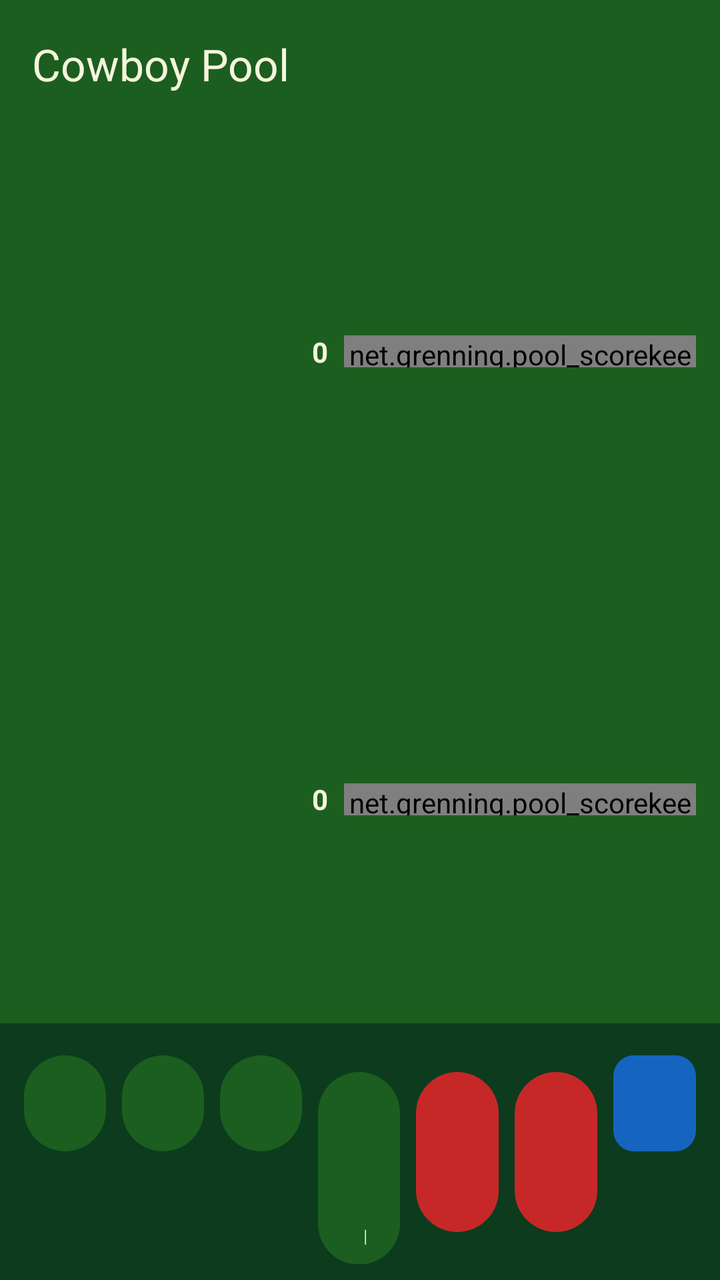
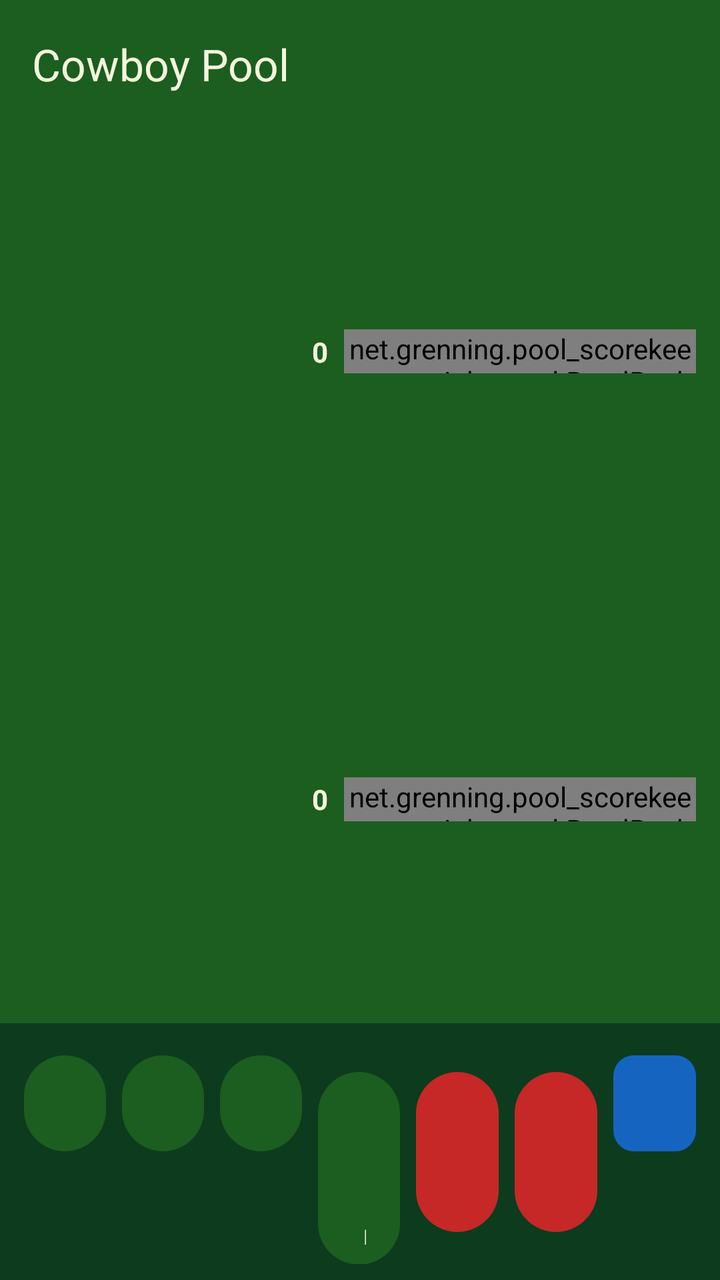

An Android layout rendered at two revisions. The XML below is the earlier revision; the diff shows what the commit changed to produce the second picture.
<!-- AndroidManifest.xml: application theme Theme.PoolScorekeeper -->
<!-- res/layout/activity_cowboy_score.xml -->
<?xml version="1.0" encoding="utf-8"?>
<LinearLayout xmlns:android="http://schemas.android.com/apk/res/android"
    xmlns:app="http://schemas.android.com/apk/res-auto"
    android:id="@+id/cowboyRoot"
    android:layout_width="match_parent"
    android:layout_height="match_parent"
    android:background="@color/felt_dark"
    android:orientation="vertical">

    <com.google.android.material.appbar.MaterialToolbar
        android:id="@+id/cowboyToolbar"
        android:layout_width="match_parent"
        android:layout_height="wrap_content"
        android:background="@color/felt_green"
        android:minHeight="?attr/actionBarSize"
        app:title="@string/title_activity_cowboy_pool_start"
        app:titleTextColor="@color/ivory">

        <TextView
            android:id="@+id/cowboyPhase"
            android:layout_width="wrap_content"
            android:layout_height="wrap_content"
            android:layout_gravity="end"
            android:paddingEnd="8dp"
            android:textAppearance="@style/TextAppearance.Material3.TitleMedium"
            android:textColor="@color/ivory" />
    </com.google.android.material.appbar.MaterialToolbar>

    <LinearLayout
        android:id="@+id/player1Row"
        android:layout_width="match_parent"
        android:layout_height="0dp"
        android:layout_weight="1"
        android:background="@color/felt_green"
        android:gravity="center_vertical"
        android:orientation="horizontal"
        android:paddingStart="12dp"
        android:paddingEnd="12dp">

        <TextView
            android:id="@+id/player1Name"
            android:layout_width="96dp"
            android:layout_height="wrap_content"
            android:ellipsize="end"
            android:maxLines="1"
            android:textColor="@color/ivory"
            android:textStyle="bold" />

        <TextView
            android:id="@+id/player1Score"
            android:layout_width="64dp"
            android:layout_height="wrap_content"
            android:gravity="end"
            android:paddingEnd="8dp"
            android:text="0"
            android:textColor="@color/ivory"
            android:textStyle="bold" />

        <net.grenning.pool_scorekeeper.straight_pool.BeadRackView
            android:id="@+id/player1Beads"
            android:layout_width="0dp"
            android:layout_height="16dp"
            android:layout_weight="1" />
    </LinearLayout>

    <LinearLayout
        android:id="@+id/player2Row"
        android:layout_width="match_parent"
        android:layout_height="0dp"
        android:layout_weight="1"
        android:background="@color/felt_green"
        android:gravity="center_vertical"
        android:orientation="horizontal"
        android:paddingStart="12dp"
        android:paddingEnd="12dp">

        <TextView
            android:id="@+id/player2Name"
            android:layout_width="96dp"
            android:layout_height="wrap_content"
            android:ellipsize="end"
            android:maxLines="1"
            android:textColor="@color/ivory"
            android:textStyle="bold" />

        <TextView
            android:id="@+id/player2Score"
            android:layout_width="64dp"
            android:layout_height="wrap_content"
            android:gravity="end"
            android:paddingEnd="8dp"
            android:text="0"
            android:textColor="@color/ivory"
            android:textStyle="bold" />

        <net.grenning.pool_scorekeeper.straight_pool.BeadRackView
            android:id="@+id/player2Beads"
            android:layout_width="0dp"
            android:layout_height="16dp"
            android:layout_weight="1" />
    </LinearLayout>

    <LinearLayout
        android:id="@+id/player3Row"
        android:layout_width="match_parent"
        android:layout_height="0dp"
        android:layout_weight="1"
        android:background="@color/felt_green"
        android:gravity="center_vertical"
        android:orientation="horizontal"
        android:paddingStart="12dp"
        android:paddingEnd="12dp"
        android:visibility="gone">

        <TextView
            android:id="@+id/player3Name"
            android:layout_width="96dp"
            android:layout_height="wrap_content"
            android:ellipsize="end"
            android:maxLines="1"
            android:textColor="@color/ivory"
            android:textStyle="bold" />

        <TextView
            android:id="@+id/player3Score"
            android:layout_width="64dp"
            android:layout_height="wrap_content"
            android:gravity="end"
            android:paddingEnd="8dp"
            android:text="0"
            android:textColor="@color/ivory"
            android:textStyle="bold" />

        <net.grenning.pool_scorekeeper.straight_pool.BeadRackView
            android:id="@+id/player3Beads"
            android:layout_width="0dp"
            android:layout_height="16dp"
            android:layout_weight="1" />
    </LinearLayout>

    <LinearLayout
        android:id="@+id/player4Row"
        android:layout_width="match_parent"
        android:layout_height="0dp"
        android:layout_weight="1"
        android:background="@color/felt_green"
        android:gravity="center_vertical"
        android:orientation="horizontal"
        android:paddingStart="12dp"
        android:paddingEnd="12dp"
        android:visibility="gone">

        <TextView
            android:id="@+id/player4Name"
            android:layout_width="96dp"
            android:layout_height="wrap_content"
            android:ellipsize="end"
            android:maxLines="1"
            android:textColor="@color/ivory"
            android:textStyle="bold" />

        <TextView
            android:id="@+id/player4Score"
            android:layout_width="64dp"
            android:layout_height="wrap_content"
            android:gravity="end"
            android:paddingEnd="8dp"
            android:text="0"
            android:textColor="@color/ivory"
            android:textStyle="bold" />

        <net.grenning.pool_scorekeeper.straight_pool.BeadRackView
            android:id="@+id/player4Beads"
            android:layout_width="0dp"
            android:layout_height="16dp"
            android:layout_weight="1" />
    </LinearLayout>

    <LinearLayout
        android:id="@+id/playingActions"
        android:layout_width="match_parent"
        android:layout_height="wrap_content"
        android:orientation="horizontal"
        android:padding="8dp">

        <com.google.android.material.button.MaterialButton
            android:id="@+id/ball1Button"
            style="@style/Widget.Pool.ActionButton"
            android:onClick="ball1Clicked"
            android:text="@string/cowboy_ball_1" />

        <com.google.android.material.button.MaterialButton
            android:id="@+id/ball3Button"
            style="@style/Widget.Pool.ActionButton"
            android:onClick="ball3Clicked"
            android:text="@string/cowboy_ball_3" />

        <com.google.android.material.button.MaterialButton
            android:id="@+id/ball5Button"
            style="@style/Widget.Pool.ActionButton"
            android:onClick="ball5Clicked"
            android:text="@string/cowboy_ball_5" />

        <com.google.android.material.button.MaterialButton
            android:id="@+id/caromButton"
            style="@style/Widget.Pool.ActionButton"
            android:contentDescription="@string/cowboy_carom_accessibility"
            android:onClick="caromClicked"
            android:text="@string/cowboy_carom" />

        <com.google.android.material.button.MaterialButton
            android:id="@+id/missButton"
            style="@style/Widget.Pool.DangerButton"
            android:onClick="missClicked"
            android:text="@string/missed_shot" />

        <com.google.android.material.button.MaterialButton
            android:id="@+id/foulButton"
            style="@style/Widget.Pool.DangerButton"
            android:onClick="foulClicked"
            android:text="@string/foul" />

        <LinearLayout
            android:layout_width="0dp"
            android:layout_height="wrap_content"
            android:layout_margin="4dp"
            android:layout_weight="1"
            android:minHeight="56dp"
            android:orientation="horizontal">

            <com.google.android.material.button.MaterialButton
                android:id="@+id/undoButton"
                style="@style/Widget.Pool.SplitButton.Left"
                android:layout_marginEnd="1dp"
                android:contentDescription="@string/undo"
                android:enabled="false"
                android:onClick="undoClicked"
                android:text="@string/undo_symbol" />

            <com.google.android.material.button.MaterialButton
                android:id="@+id/redoButton"
                style="@style/Widget.Pool.SplitButton.Right"
                android:contentDescription="@string/redo"
                android:enabled="false"
                android:onClick="redoClicked"
                android:text="@string/redo_symbol" />
        </LinearLayout>
    </LinearLayout>

    <LinearLayout
        android:id="@+id/gameOverActions"
        android:layout_width="match_parent"
        android:layout_height="wrap_content"
        android:orientation="horizontal"
        android:padding="8dp"
        android:visibility="gone">

        <com.google.android.material.button.MaterialButton
            android:id="@+id/newGameButton"
            style="@style/Widget.Pool.ActionButton"
            android:onClick="newGameClicked"
            android:text="@string/new_game" />

        <com.google.android.material.button.MaterialButton
            android:id="@+id/gameSummaryButton"
            style="@style/Widget.Pool.ActionButton"
            android:onClick="gameSummaryClicked"
            android:text="@string/game_summary" />

        <LinearLayout
            android:layout_width="0dp"
            android:layout_height="wrap_content"
            android:layout_margin="4dp"
            android:layout_weight="1"
            android:minHeight="56dp"
            android:orientation="horizontal">

            <com.google.android.material.button.MaterialButton
                android:id="@+id/undoOverButton"
                style="@style/Widget.Pool.SplitButton.Left"
                android:layout_marginEnd="1dp"
                android:contentDescription="@string/undo"
                android:onClick="undoClicked"
                android:text="@string/undo_symbol" />

            <com.google.android.material.button.MaterialButton
                android:id="@+id/redoOverButton"
                style="@style/Widget.Pool.SplitButton.Right"
                android:contentDescription="@string/redo"
                android:onClick="redoClicked"
                android:text="@string/redo_symbol" />
        </LinearLayout>
    </LinearLayout>
</LinearLayout>
<!-- resources referenced by this layout -->
<resources>
  <color name="felt_dark">#0D3B1E</color>
  <color name="felt_green">#1B5E20</color>
  <color name="ivory">#F5F5DC</color>
  <string name="cowboy_ball_1">1</string>
  <string name="cowboy_ball_3">3</string>
  <string name="cowboy_ball_5">5</string>
  <string name="cowboy_carom">Carom</string>
  <string name="cowboy_carom_accessibility">Carom. Long-press for a three-ball carom worth two points</string>
  <string name="foul">Foul</string>
  <string name="game_summary">Game Summary</string>
  <string name="missed_shot">Miss</string>
  <string name="new_game">New Game</string>
  <string name="redo">Redo</string>
  <string name="redo_symbol">&gt;</string>
  <string name="title_activity_cowboy_pool_start">Cowboy Pool</string>
  <string name="undo">Undo</string>
  <string name="undo_symbol">&lt;</string>
  <style name="Widget.Pool.ActionButton" parent="Widget.Material3.Button">
          <item name="android:layout_width">0dp</item>
          <item name="android:layout_height">wrap_content</item>
          <item name="android:layout_weight">1</item>
          <item name="android:minHeight">56dp</item>
          <item name="android:layout_margin">4dp</item>
          <item name="android:textAllCaps">false</item>
      </style>
  <style name="Widget.Pool.DangerButton" parent="Widget.Pool.ActionButton">
          <item name="backgroundTint">@color/miss_button</item>
          <item name="android:textColor">@color/ivory</item>
      </style>
  <style name="Widget.Pool.SplitButton.Left">
          <item name="shapeAppearanceOverlay">@style/ShapeAppearance.Pool.SplitLeft</item>
      </style>
  <style name="Widget.Pool.SplitButton.Right">
          <item name="shapeAppearanceOverlay">@style/ShapeAppearance.Pool.SplitRight</item>
      </style>
  <style name="Theme.PoolScorekeeper" parent="Theme.Material3.Dark.NoActionBar">
          <item name="colorPrimary">@color/felt_green</item>
          <item name="colorOnPrimary">@color/ivory</item>
          <item name="colorSecondary">@color/active_player</item>
          <item name="colorOnSecondary">@color/felt_dark</item>
          <item name="android:statusBarColor">@android:color/transparent</item>
          <item name="android:navigationBarColor">@android:color/transparent</item>
          <item name="android:windowBackground">@color/felt_dark</item>
          <item name="android:windowFullscreen">true</item>
          <item name="colorSurface">@color/felt_green</item>
          <item name="colorOnSurface">@color/ivory</item>
          <item name="android:textColor">@color/ivory</item>
      </style>
  <color name="miss_button">#C62828</color>
  <style name="ShapeAppearance.Pool.SplitLeft" parent="ShapeAppearance.M3.Sys.Shape.Corner.Full">
          <item name="cornerFamily">rounded</item>
          <item name="cornerSizeTopLeft">50%</item>
          <item name="cornerSizeBottomLeft">50%</item>
          <item name="cornerSizeTopRight">0dp</item>
          <item name="cornerSizeBottomRight">0dp</item>
      </style>
  <style name="ShapeAppearance.Pool.SplitRight" parent="ShapeAppearance.M3.Sys.Shape.Corner.Full">
          <item name="cornerFamily">rounded</item>
          <item name="cornerSizeTopLeft">0dp</item>
          <item name="cornerSizeBottomLeft">0dp</item>
          <item name="cornerSizeTopRight">50%</item>
          <item name="cornerSizeBottomRight">50%</item>
      </style>
  <color name="active_player">#FFC107</color>
</resources>

<!-- the commit's change to res/layout/activity_cowboy_score.xml (unified diff, before → after) -->
@@ -59,7 +59,7 @@
         <net.grenning.pool_scorekeeper.straight_pool.BeadRackView
             android:id="@+id/player1Beads"
             android:layout_width="0dp"
-            android:layout_height="16dp"
+            android:layout_height="22dp"
             android:layout_weight="1" />
     </LinearLayout>
 
@@ -96,7 +96,7 @@
         <net.grenning.pool_scorekeeper.straight_pool.BeadRackView
             android:id="@+id/player2Beads"
             android:layout_width="0dp"
-            android:layout_height="16dp"
+            android:layout_height="22dp"
             android:layout_weight="1" />
     </LinearLayout>
 
@@ -134,7 +134,7 @@
         <net.grenning.pool_scorekeeper.straight_pool.BeadRackView
             android:id="@+id/player3Beads"
             android:layout_width="0dp"
-            android:layout_height="16dp"
+            android:layout_height="22dp"
             android:layout_weight="1" />
     </LinearLayout>
 
@@ -172,7 +172,7 @@
         <net.grenning.pool_scorekeeper.straight_pool.BeadRackView
             android:id="@+id/player4Beads"
             android:layout_width="0dp"
-            android:layout_height="16dp"
+            android:layout_height="22dp"
             android:layout_weight="1" />
     </LinearLayout>
 
